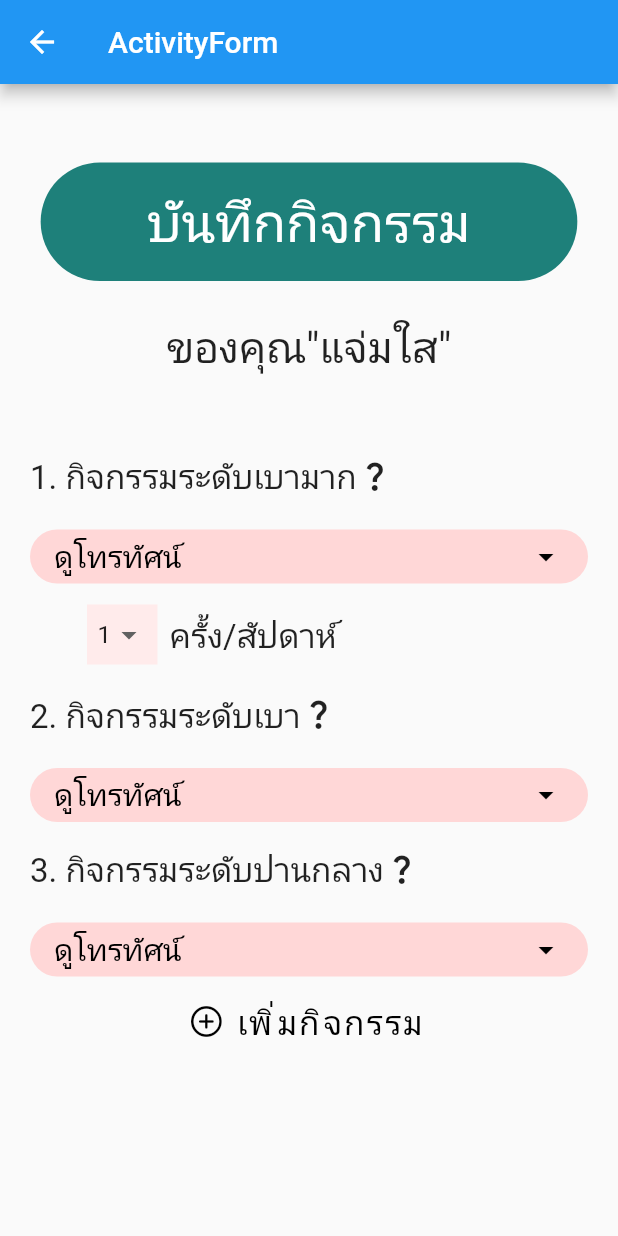
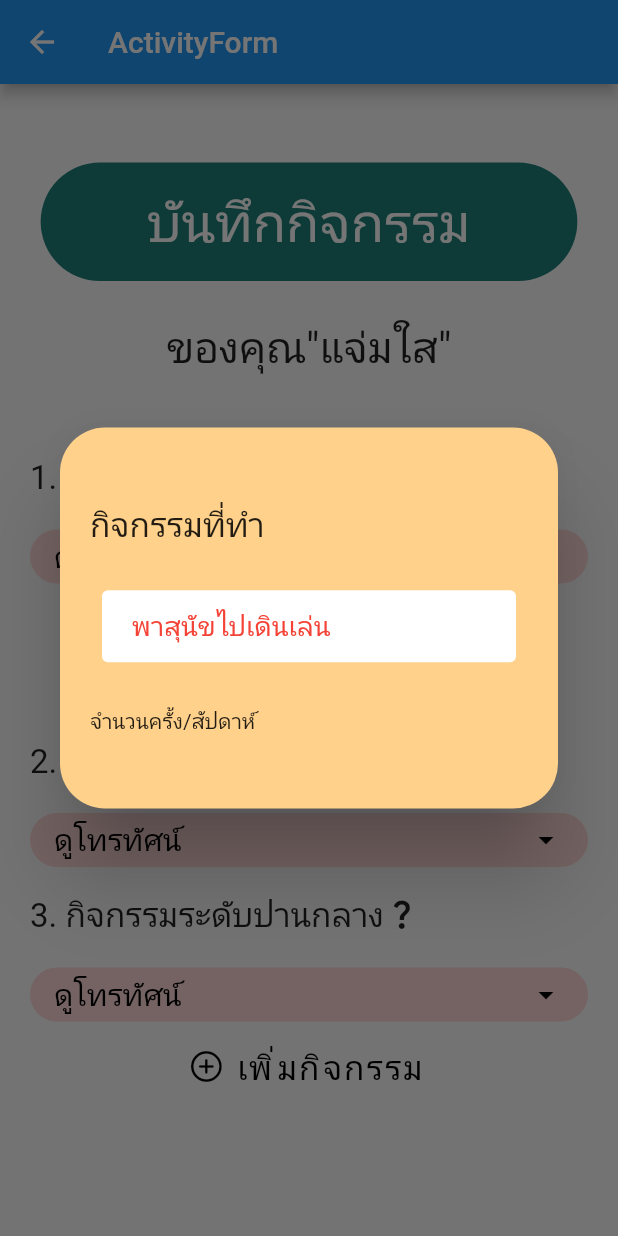
Before and after one commit to AINutritionProject/KinDeeUDee, a Flutter app: the ActivityForm screen opened directly, after a tap on "เพิ่มกิจกรรม", on a phone screen of 412 x 824 dp. Run offline on Flutter 3.47's test engine with Material 2 defaults, Android fonts, the phone set to English and light mode, and no system bars; our stand-ins replace camera, cloud_firestore, csv, dotted_border, firebase_auth, firebase_core and 6 more; missing offline and left inert: dart:ffi; accounts and stored records are empty.

Commit message:
extract small_dropdown

```diff
--- a/lib/pages/information/activity_form.dart
+++ b/lib/pages/information/activity_form.dart
@@ -1,4 +1,5 @@
 import 'package:appfood2/widgets/wide_dropdown.dart';
+import 'package:appfood2/widgets/small_dropdown.dart';
 import 'package:flutter/cupertino.dart';
 import 'package:flutter/material.dart';
 
@@ -80,48 +81,21 @@ class _ActivityFormBodyState extends State<ActivityFormBody> {
                     });
                   },
                 ),
-              Padding(
-                padding: const EdgeInsets.only(left: 30.0),
-                child: Row(
-                  mainAxisAlignment: MainAxisAlignment.start,
-                  children: [
-                    Padding(
-                      padding: const EdgeInsets.all(8.0),
-                      child: Container(
-                        height: 40,
-                        color: const Color(0xFFFFEBEB),
-                        child: DropdownButton(
-                          padding: const EdgeInsets.all(7),
-                          icon: const Icon(Icons.arrow_drop_down),
+                SmallDropDown(
+                  data: frequency,
                   dropdownColor: const Color(0xFFFFEBEB),
-                          underline: Container(),
-                          elevation: 10,
-                          value: freq1,
-                          onChanged: (String? value) {
+                  buttonColor: const Color(0xFFFFEBEB),
+                  setSelectedItem: (String val) {
                     setState(() {
-                              freq1 = value!;
+                      lightActivity = val;
                     });
                   },
-                          items: frequency
-                              .map<DropdownMenuItem<String>>((String value) {
-                            return DropdownMenuItem<String>(
-                              value: value,
-                              child: Text(value),
-                            );
-                          }).toList(),
                 ),
-                      ),
-                    ),
-                    // SmallDropDown(
-                    //   data: frequency,
-                    //   color: const Color(0xFFFFEBEB),
-                    // ),
                 const Text(
                   "ครั้ง/สัปดาห์",
                   style: TextStyle(fontSize: 22),
                 ),
               ],
-                ),
             ),
             const Padding(
               padding: EdgeInsets.only(top: 10, bottom: 15),
@@ -129,8 +103,7 @@ class _ActivityFormBodyState extends State<ActivityFormBody> {
                 alignment: Alignment.centerLeft,
                 child: Row(
                   children: [
-                      Text("2. กิจกรรมระดับเบา",
-                          style: TextStyle(fontSize: 22)),
+                    Text("2. กิจกรรมระดับเบา", style: TextStyle(fontSize: 22)),
                     Icon(Icons.question_mark_outlined),
                   ],
                 ),
@@ -170,13 +143,69 @@ class _ActivityFormBodyState extends State<ActivityFormBody> {
             SizedBox(
               width: 180,
               child: FloatingActionButton.extended(
-                  icon: const Icon(CupertinoIcons.plus_circle,
-                      color: Colors.black),
-                  foregroundColor: const Color(0x11FFD18B),
-                  splashColor: const Color(0x11FFD18B),
+                icon:
+                    const Icon(CupertinoIcons.plus_circle, color: Colors.black),
+                foregroundColor: const Color(0xFFFFD18B),
+                splashColor: const Color(0xFFFFD18B),
                 elevation: 0,
                 backgroundColor: const Color(0x00000000),
-                  onPressed: () {},
+                onPressed: () {
+                  showDialog(
+                      context: context,
+                      builder: (BuildContext context) {
+                        return Dialog(
+                          backgroundColor: const Color(0xFFFFD18B),
+                          shape: RoundedRectangleBorder(
+                            borderRadius: BorderRadius.circular(30),
+                          ),
+                          child: const Padding(
+                            padding: EdgeInsets.all(20.0),
+                            child: SizedBox(
+                              height: 214,
+                              child: Column(
+                                mainAxisAlignment:
+                                    MainAxisAlignment.spaceEvenly,
+                                crossAxisAlignment: CrossAxisAlignment.start,
+                                children: [
+                                  Text(
+                                    "กิจกรรมที่ทำ",
+                                    style: TextStyle(fontSize: 22),
+                                  ),
+                                  Padding(
+                                    padding:
+                                        EdgeInsets.symmetric(horizontal: 8.0),
+                                    child: TextField(
+                                      keyboardType: TextInputType.text,
+                                      style: TextStyle(fontSize: 18),
+                                      decoration: InputDecoration(
+                                          contentPadding: EdgeInsets.symmetric(
+                                              vertical: 0, horizontal: 20),
+                                          border: OutlineInputBorder(
+                                            borderSide: BorderSide.none,
+                                          ),
+                                          filled: true,
+                                          fillColor: Colors.white,
+                                          hintText: "พาสุนัขไปเดินเล่น",
+                                          hintStyle:
+                                              TextStyle(color: Colors.red)),
+                                    ),
+                                  ),
+                                  Row(
+                                    mainAxisAlignment: MainAxisAlignment.start,
+                                    crossAxisAlignment:
+                                        CrossAxisAlignment.center,
+                                    children: [
+                                      Text("จำนวน"),
+                                      Text("ครั้ง/สัปดาห์")
+                                    ],
+                                  )
+                                ],
+                              ),
+                            ),
+                          ),
+                        );
+                      });
+                },
                 label: const Text(
                   "เพิ่มกิจกรรม",
                   style: TextStyle(color: Colors.black, fontSize: 22),
@@ -184,10 +213,7 @@ class _ActivityFormBodyState extends State<ActivityFormBody> {
               ),
             )
           ],
-          )
-        ],
-      ),
-    );
+        ));
   }
 }
 
```
Also changed, not shown: lib/widgets/small_dropdown.dart (+155 -98 lines). Lines whose indentation alone changed are shown as unchanged.
